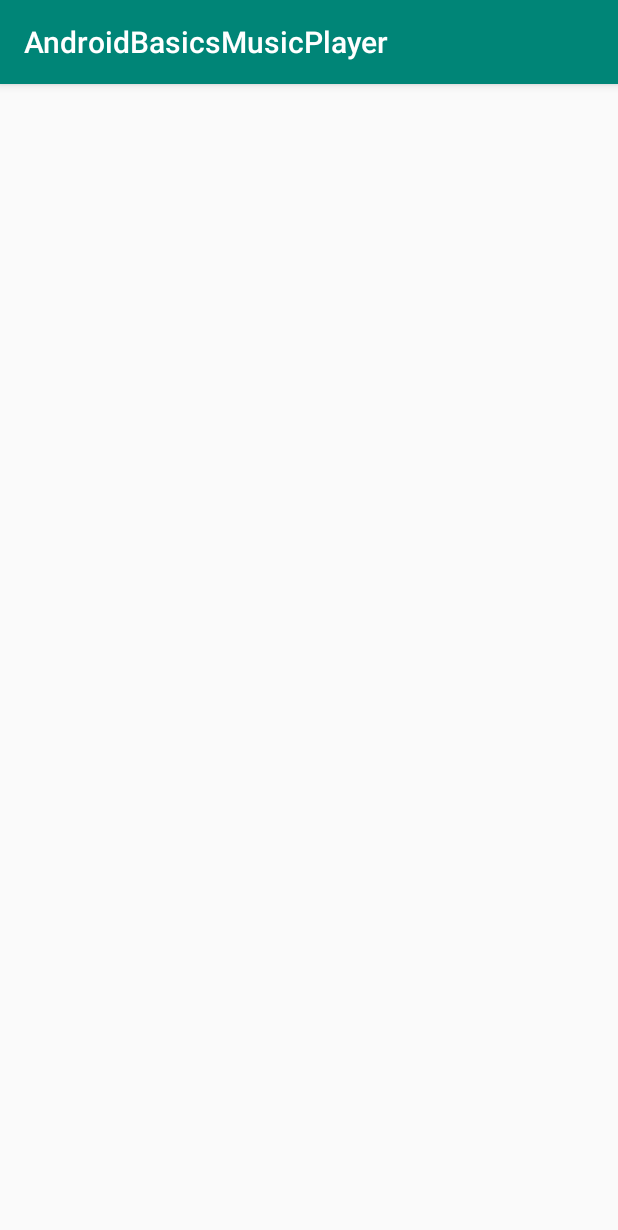
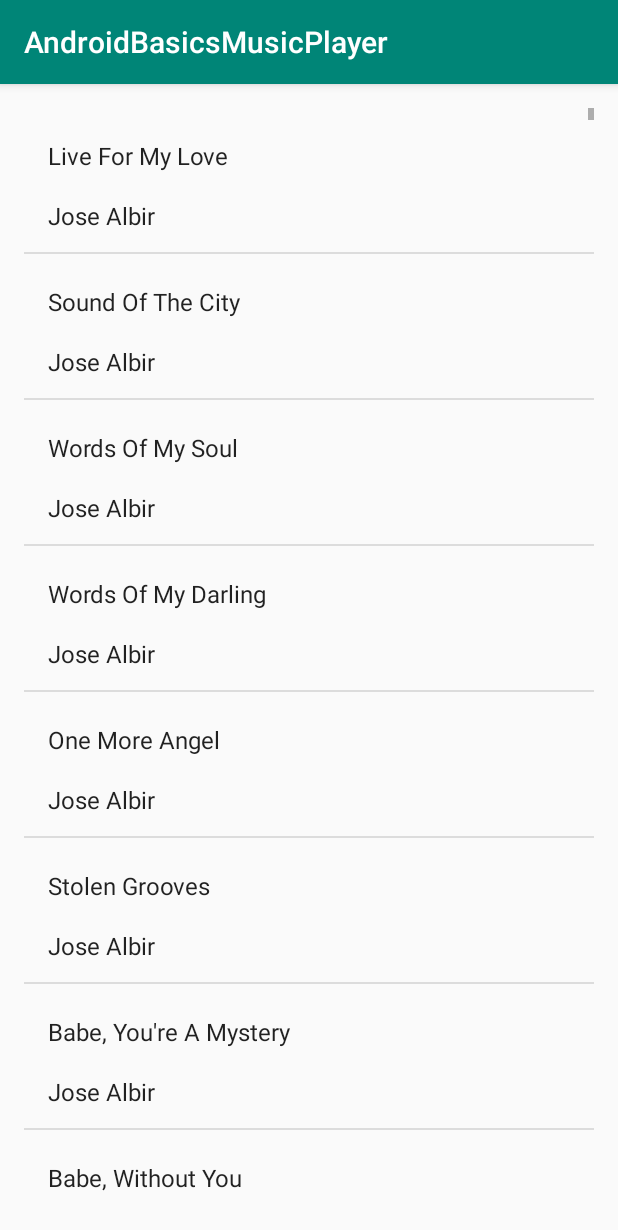
Before and after one commit to tomaszkolonko/AndroidBasic_MusicPlayer, an Android app: the screen it shows after launch (ListSongsActivity), after a tap on "Pop", on a phone screen of 412 x 824 dp. Shown: the top 1230 px of the screen. Run offline under Robolectric (Android 15) with nearby library versions, the phone set to English and light mode, and no system bars.

Commit message:
Added the first ListView of 1000 songs with custom SongAdapter

```diff
--- a/app/src/main/java/com/example/android/androidbasicsmusicplayer/GenreAdapter.java
+++ b/app/src/main/java/com/example/android/androidbasicsmusicplayer/GenreAdapter.java
@@ -15,7 +15,7 @@ import java.util.ArrayList;
 
 public class GenreAdapter extends ArrayAdapter<String> {
 
-    public GenreAdapter(Context context, ArrayList<String> words) { super(context, 0, words); }
+    public GenreAdapter(Context context, ArrayList<String> listOfGenre) { super(context, 0, listOfGenre); }
 
     @NonNull
     @Override
@@ -25,7 +25,7 @@ public class GenreAdapter extends ArrayAdapter<String> {
 
         // Check if an existing view is being reused, otherwise infalte the view
         if (convertView == null) {
-            convertView = LayoutInflater.from(getContext()).inflate(R.layout.genre, parent, false);
+            convertView = LayoutInflater.from(getContext()).inflate(R.layout.single_genre_view_element, parent, false);
         }
 
         // Lookup view for data population
@@ -53,7 +53,7 @@ public class GenreAdapter extends ArrayAdapter<String> {
                 // Creating and starting an explicit intent
                 Intent intent = new Intent(v.getContext(), ListSongsActivity.class);
 
-                // Put some Extra field to sort by genre in the next activity
+                // Put some Extra field to sort by single_genre_view_element in the next activity
                 intent.putExtra("Genre", v.getTag().toString());
 
                 // Start the intent from the current context
--- a/app/src/main/java/com/example/android/androidbasicsmusicplayer/ListSongsActivity.java
+++ b/app/src/main/java/com/example/android/androidbasicsmusicplayer/ListSongsActivity.java
@@ -3,12 +3,17 @@ package com.example.android.androidbasicsmusicplayer;
 import androidx.appcompat.app.AppCompatActivity;
 
 import android.os.Bundle;
+import android.widget.ListView;
 
 public class ListSongsActivity extends AppCompatActivity {
 
     @Override
     protected void onCreate(Bundle savedInstanceState) {
         super.onCreate(savedInstanceState);
-        setContentView(R.layout.activity_list_songs);
+        setContentView(R.layout.song_list_container);
+
+        SongAdapter songAdapter = new SongAdapter(this, SongContainer.getListOfSongs());
+        ListView listView = (ListView) findViewById(R.id.songListContainer);
+        listView.setAdapter(songAdapter);
     }
 }
--- a/app/src/main/java/com/example/android/androidbasicsmusicplayer/MainActivity.java
+++ b/app/src/main/java/com/example/android/androidbasicsmusicplayer/MainActivity.java
@@ -2,22 +2,15 @@ package com.example.android.androidbasicsmusicplayer;
 
 import androidx.appcompat.app.AppCompatActivity;
 
-import android.content.Intent;
 import android.os.Bundle;
-import android.view.View;
-import android.widget.ArrayAdapter;
 import android.widget.GridView;
-import android.widget.TextView;
-import android.widget.Toast;
 
-import java.lang.reflect.Array;
 import java.util.ArrayList;
 import java.util.Arrays;
-import java.util.List;
 
 public class MainActivity extends AppCompatActivity {
 
-    private ArrayList<String> genre = new ArrayList(Arrays.asList("Pop", "Blues", "Rock",
+    private ArrayList<String> listOfGenre = new ArrayList(Arrays.asList("Pop", "Blues", "Rock",
             "Salsa", "Bachata", "Techno", "Jazz", "Swing", "Classic", "Ska",
             "RocknRoll", "Electronic"));
 
@@ -29,26 +22,11 @@ public class MainActivity extends AppCompatActivity {
 
         SongGenerator songGenerator = new SongGenerator();
 
-        ArrayList<Song> listOfSongs = new ArrayList();
 
-        listOfSongs.add(new Song("Live For My Love", "Jose Albir", "Blues", 120));
-        listOfSongs.add(new Song("Sound Of The City", "Jose Albir", "Blues", 120));
-        listOfSongs.add(new Song("Words Of My Soul", "Jose Albir", "Blues", 120));
-        listOfSongs.add(new Song("Words Of My Darling", "Jose Albir", "Blues", 120));
-        listOfSongs.add(new Song("One More Angel", "Jose Albir", "Blues", 120));
-        listOfSongs.add(new Song("Stolen Grooves", "Jose Albir", "Blues", 120));
-        listOfSongs.add(new Song("Babe, You're A Mystery", "Jose Albir", "Blues", 120));
-        listOfSongs.add(new Song("Babe, Without You", "Jose Albir", "Blues", 120));
-        listOfSongs.add(new Song("I Love He Ain't Bad", "Jose Albir", "Blues", 120));
-        listOfSongs.add(new Song("He's Mysterious", "Jose Albir", "Blues", 120));
-
-        for (int i = 0; i < 1000; i++) {
-            listOfSongs.add(songGenerator.generateSong());
-        }
 
         final GridView gridView = findViewById(R.id.categoryGridView);
 
-        GenreAdapter adapter = new GenreAdapter(this, genre);
+        GenreAdapter adapter = new GenreAdapter(this, listOfGenre);
         gridView.setAdapter(adapter);
 
 
--- a/app/src/main/java/com/example/android/androidbasicsmusicplayer/Song.java
+++ b/app/src/main/java/com/example/android/androidbasicsmusicplayer/Song.java
@@ -1,7 +1,7 @@
 package com.example.android.androidbasicsmusicplayer;
 
 public class Song {
-    private String name;
+    private String title;
     private String author;
     private String genre;
     private int length;
@@ -9,20 +9,20 @@ public class Song {
     /**
      * Simple constructor to create a Song object
      *
-     * @param name
+     * @param title
      * @param author
      * @param genre
      * @param length
      */
-    public Song(String name, String author, String genre, int length) {
-        this.name = name;
+    public Song(String title, String author, String genre, int length) {
+        this.title = title;
         this.author = author;
         this.genre = genre;
         this.length = length;
     }
 
-    public String getName() {
-        return name;
+    public String getTitle() {
+        return title;
     }
 
     public String getAuthor() {
@@ -37,8 +37,8 @@ public class Song {
         return length;
     }
 
-    public void setName(String name) {
-        this.name = name;
+    public void setTitle(String title) {
+        this.title = title;
     }
 
     public void setAuthor(String author) {
--- /dev/null
+++ b/app/src/main/java/com/example/android/androidbasicsmusicplayer/SongAdapter.java
@@ -0,0 +1,77 @@
+package com.example.android.androidbasicsmusicplayer;
+
+import android.content.Context;
+import android.content.Intent;
+import android.view.LayoutInflater;
+import android.view.View;
+import android.view.ViewGroup;
+import android.widget.ArrayAdapter;
+import android.widget.LinearLayout;
+import android.widget.TextView;
+import android.widget.Toast;
+
+import androidx.annotation.NonNull;
+import androidx.annotation.Nullable;
+
+import java.util.ArrayList;
+
+public class SongAdapter extends ArrayAdapter<Song> {
+
+    public SongAdapter(Context context, ArrayList<Song> songs) { super(context, 0, SongContainer.getListOfSongs()); }
+
+    @NonNull
+    @Override
+    public View getView(int position, @Nullable View convertView, @NonNull ViewGroup parent) {
+        // Get the data item for this position
+        Song song = getItem(position);
+
+        // Check if an existing view is being reused, otherwise infalte the view
+        if (convertView == null) {
+            convertView = LayoutInflater.from(getContext()).inflate(R.layout.single_song_view_element, parent, false);
+        }
+
+        // Lookup view for data population
+        TextView songTitle = (TextView) convertView.findViewById(R.id.songTitle);
+        TextView songAuthor = (TextView) convertView.findViewById(R.id.songAuthor);
+
+        // Populate the data into the template view using the data object
+        setSongView(songTitle, songAuthor, song);
+
+        addOnClickListenerToView(convertView);
+
+        // Return the completed view to render on screen
+        return convertView;
+    }
+
+    public void addOnClickListenerToView(View convertView) {
+        convertView.setOnClickListener(new View.OnClickListener() {
+            @Override
+            public void onClick(View v) {
+
+                Toast.makeText(v.getContext(), "testing", Toast.LENGTH_SHORT).show();
+
+//                // Creating and starting an explicit intent
+//                Intent intent = new Intent(v.getContext(), ListSongsActivity.class);
+//
+//                // Put some Extra field to sort by single_genre_view_element in the next activity
+//                intent.putExtra("Genre", v.getTag().toString());
+//
+//                // Start the intent from the current context
+//                v.getContext().startActivity(intent);
+            }
+        });
+    }
+
+    /**
+     * Populating the single view element with data from song object
+     *
+     * @param songTitle
+     * @param songAuthor
+     * @param song
+     */
+    private void setSongView(TextView songTitle, TextView songAuthor, Song song) {
+        songTitle.setText(song.getTitle());
+        songAuthor.setText(song.getAuthor());
+
+    }
+}
--- /dev/null
+++ b/app/src/main/java/com/example/android/androidbasicsmusicplayer/SongContainer.java
@@ -0,0 +1,37 @@
+package com.example.android.androidbasicsmusicplayer;
+
+import java.util.ArrayList;
+
+public class SongContainer {
+
+    private static ArrayList<Song> listOfSongs = new ArrayList();
+    private static SongGenerator songGenerator = new SongGenerator();
+
+    public static ArrayList<Song> getListOfSongs() {
+        if(listOfSongs.isEmpty()) {
+            createSongContainer();
+        }
+        return listOfSongs;
+    }
+
+    public static void addNewSong(Song song) {
+        listOfSongs.add(song);
+    }
+
+    public static void createSongContainer() {
+        listOfSongs.add(new Song("Live For My Love", "Jose Albir", "Blues", 120));
+        listOfSongs.add(new Song("Sound Of The City", "Jose Albir", "Blues", 120));
+        listOfSongs.add(new Song("Words Of My Soul", "Jose Albir", "Blues", 120));
+        listOfSongs.add(new Song("Words Of My Darling", "Jose Albir", "Blues", 120));
+        listOfSongs.add(new Song("One More Angel", "Jose Albir", "Blues", 120));
+        listOfSongs.add(new Song("Stolen Grooves", "Jose Albir", "Blues", 120));
+        listOfSongs.add(new Song("Babe, You're A Mystery", "Jose Albir", "Blues", 120));
+        listOfSongs.add(new Song("Babe, Without You", "Jose Albir", "Blues", 120));
+        listOfSongs.add(new Song("I Love He Ain't Bad", "Jose Albir", "Blues", 120));
+        listOfSongs.add(new Song("He's Mysterious", "Jose Albir", "Blues", 120));
+
+        for (int i = 0; i < 1000; i++) {
+            listOfSongs.add(songGenerator.generateSong());
+        }
+    }
+}
--- a/app/src/main/java/com/example/android/androidbasicsmusicplayer/SongGenerator.java
+++ b/app/src/main/java/com/example/android/androidbasicsmusicplayer/SongGenerator.java
@@ -14,6 +14,11 @@ public class SongGenerator {
     private static String[] genre = {"Pop", "Blues", "Rock", "Salsa", "Bachata", "Techno", "Jazz", "Swing", "Classic",
         "Ska", "RocknRoll", "Electronic"};
 
+    /**
+     * This is the only way to generate a Song and return it for later use
+     *
+     * @return
+     */
     public Song generateSong() {
         String title = generateTitle();
         String author = generateAuthor();
--- a/app/src/main/res/layout/genre.xml
+++ b/app/src/main/res/layout/single_genre_view_element.xml
@@ -1,22 +1,20 @@
 <LinearLayout xmlns:android="http://schemas.android.com/apk/res/android"
-    android:id="@+id/genrleLinearLayout"
+    android:id="@+id/singleGenreViewElement"
     android:layout_width="match_parent"
     android:layout_height="match_parent"
-
     android:orientation="vertical">
 
     <TextView
         android:id="@+id/genre"
-        android:tag=""
         android:layout_width="match_parent"
         android:layout_height="wrap_content"
+        android:layout_gravity="center_horizontal|center_vertical"
         android:layout_margin="2dp"
-
         android:background="#fcd303"
-        android:layout_gravity="center_horizontal|center_vertical"
         android:gravity="center_vertical|center_horizontal"
-        android:textSize="16sp"
         android:padding="10dp"
-        android:textAppearance="?android:attr/textAppearanceListItemSmall" />
+        android:tag=""
+        android:textAppearance="?android:attr/textAppearanceListItemSmall"
+        android:textSize="16sp" />
 
 </LinearLayout>
--- /dev/null
+++ b/app/src/main/res/layout/single_song_view_element.xml
@@ -0,0 +1,27 @@
+<LinearLayout xmlns:android="http://schemas.android.com/apk/res/android"
+    android:id="@+id/songLinearLayout"
+    android:layout_width="match_parent"
+    android:layout_height="match_parent"
+    android:orientation="vertical">
+
+    <TextView
+        android:id="@+id/songTitle"
+        android:layout_width="match_parent"
+        android:layout_height="wrap_content"
+        android:gravity="center_vertical"
+        android:minHeight="?android:attr/listPreferredItemHeightSmall"
+        android:paddingLeft="16dp"
+        android:paddingTop="16dp"
+        android:textAppearance="?android:attr/textAppearanceListItemSmall" />
+
+    <TextView
+        android:id="@+id/songAuthor"
+        android:layout_width="match_parent"
+        android:layout_height="wrap_content"
+        android:gravity="center_vertical"
+        android:minHeight="?android:attr/listPreferredItemHeightSmall"
+        android:paddingLeft="16dp"
+        android:text="Placeholder"
+        android:textAppearance="?android:attr/textAppearanceListItemSmall" />
+
+</LinearLayout>
--- a/app/src/main/res/layout/activity_list_songs.xml
+++ b/app/src/main/res/layout/song_list_container.xml
@@ -1,8 +1,11 @@
 <?xml version="1.0" encoding="utf-8"?>
-<LinearLayout xmlns:android="http://schemas.android.com/apk/res/android"
+<ListView xmlns:android="http://schemas.android.com/apk/res/android"
     xmlns:tools="http://schemas.android.com/tools"
+    android:id="@+id/songListContainer"
     android:layout_width="match_parent"
     android:layout_height="match_parent"
+    android:orientation="vertical"
+    android:padding="16dp"
     tools:context=".ListSongsActivity">
 
-</LinearLayout>
+</ListView>
```
